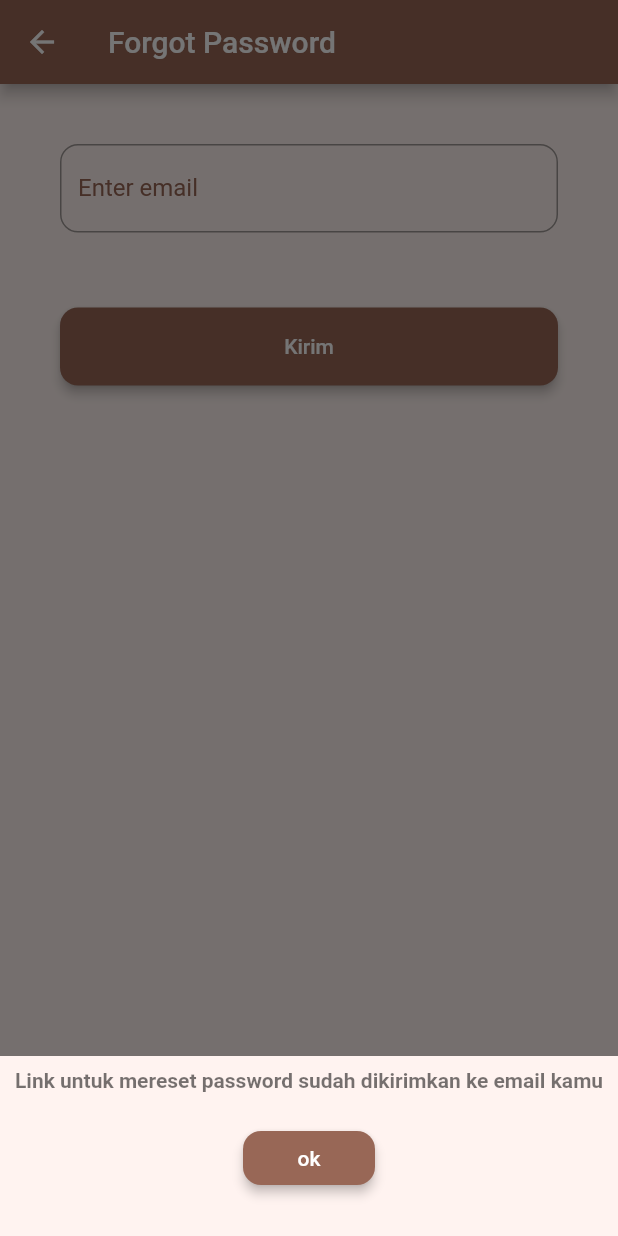
After one commit to aldiandika/apps_kecantikan, a Flutter app: the ForgotPassPage screen opened directly, after a tap on "Kirim", on a phone screen of 412 x 824 dp. The commit adds this screen. Run offline on Flutter 3.47's test engine with Material 2 defaults, Android fonts, the phone set to English and light mode, and no system bars; our stand-ins replace carousel_slider, get, smooth_page_indicator.

Commit message:
lib/pages/forgot_password_page.dart : Membuat page lupa password

```diff
--- /dev/null
+++ b/lib/pages/forgot_password_page.dart
@@ -0,0 +1,126 @@
+import 'package:apps_kecantikan/pages/login_page.dart';
+import 'package:flutter/material.dart';
+
+class ForgotPassPage extends StatefulWidget {
+  @override
+  _ForgotPassPageState createState() => _ForgotPassPageState();
+}
+
+class _ForgotPassPageState extends State<ForgotPassPage> {
+  @override
+  Widget build(BuildContext context) {
+    return Scaffold(
+      resizeToAvoidBottomPadding: false,
+      appBar: AppBar(
+        title: Text('Forgot Password'),
+        leading: IconButton(
+          icon: Icon(Icons.arrow_back),
+          onPressed: () {
+            Navigator.pop(context, 'Back to Login');
+          },
+        ),
+        backgroundColor: Color(0xFF986756),
+      ),
+      body: Container(
+        color: Color(0xFFFFF3F0),
+        padding: EdgeInsets.symmetric(
+          vertical: 40.0,
+          horizontal: 40.0,
+        ),
+        alignment: Alignment.center,
+        child: Center(
+          child: Column(
+            children: [
+              TextField(
+                decoration: InputDecoration(
+                  labelText: 'Enter email',
+                  labelStyle: TextStyle(
+                    color: Color(0xFF986756),
+                  ),
+                  border: OutlineInputBorder(
+                    borderRadius: BorderRadius.circular(12.0),
+                    borderSide: BorderSide(
+                      color: Color(0xFF986756),
+                      width: 1.5,
+                    ),
+                  ),
+                  focusedBorder: OutlineInputBorder(
+                    borderRadius: BorderRadius.circular(12.0),
+                    borderSide: BorderSide(
+                      color: Color(0xFF986756),
+                      width: 1.5,
+                    ),
+                  ),
+                ),
+              ),
+              SizedBox(
+                height: 50.0,
+              ),
+              Container(
+                width: double.infinity,
+                height: 52.0,
+                child: RaisedButton(
+                  child: Text(
+                    'Kirim',
+                    style: TextStyle(fontSize: 14.0),
+                  ),
+                  color: Color(0xFF986756),
+                  textColor: Colors.white,
+                  elevation: 3.0,
+                  shape: RoundedRectangleBorder(
+                    borderRadius: BorderRadius.all(Radius.circular(12.0)),
+                  ),
+                  onPressed: () {
+                    showModalBottomSheet(
+                        context: context,
+                        builder: (context) {
+                          return Container(
+                            constraints: BoxConstraints(maxHeight: 120.0),
+                            padding: EdgeInsets.all(8.0),
+                            color: Color(0xFFFFF3F0),
+                            child: Column(
+                              crossAxisAlignment: CrossAxisAlignment.center,
+                              children: [
+                                Text(
+                                  'Link untuk mereset password sudah dikirimkan ke email kamu',
+                                  style: TextStyle(
+                                    fontWeight: FontWeight.w700,
+                                    color: Colors.black54,
+                                  ),
+                                  textAlign: TextAlign.center,
+                                  overflow: TextOverflow.clip,
+                                ),
+                                SizedBox(
+                                  height: 20.0,
+                                ),
+                                RaisedButton(
+                                  child: Text('ok'),
+                                  color: Color(0xFF986756),
+                                  textColor: Colors.white,
+                                  elevation: 3.0,
+                                  shape: RoundedRectangleBorder(
+                                    borderRadius:
+                                        BorderRadius.all(Radius.circular(12.0)),
+                                  ),
+                                  onPressed: () {
+                                    Navigator.push(
+                                      context,
+                                      MaterialPageRoute(
+                                          builder: (context) => LoginPage()),
+                                    );
+                                  },
+                                ),
+                              ],
+                            ),
+                          );
+                        });
+                  },
+                ),
+              ),
+            ],
+          ),
+        ),
+      ),
+    );
+  }
+}
--- a/lib/pages/login_page.dart
+++ b/lib/pages/login_page.dart
@@ -1,3 +1,4 @@
+import 'package:apps_kecantikan/pages/forgot_password_page.dart';
 import 'package:apps_kecantikan/pages/register_page.dart';
 import 'package:apps_kecantikan/widgets/bottom_nav_widget.dart';
 import 'package:flutter/material.dart';
@@ -104,13 +105,19 @@ class _LoginPageState extends State<LoginPage> {
                               alignment: Alignment.centerRight,
                               child: FlatButton(
                                 child: Text(
-                                  'Forget password ?',
+                                  'Forgot password ?',
                                   style: TextStyle(
                                     color: Color(0xFF986756),
                                   ),
                                 ),
                                 padding: EdgeInsets.all(0.0),
-                                onPressed: () => print('Button pressed'),
+                                onPressed: () {
+                                  Navigator.push(
+                                    context,
+                                    MaterialPageRoute(
+                                        builder: (context) => ForgotPassPage()),
+                                  );
+                                },
                               ),
                             ),
                           ],
@@ -188,8 +195,7 @@ class _LoginPageState extends State<LoginPage> {
                                   Navigator.push(
                                     context,
                                     MaterialPageRoute(
-                                        builder: (context) =>
-                                            RegisterPage()),
+                                        builder: (context) => RegisterPage()),
                                   );
                                 },
                               ),
```
